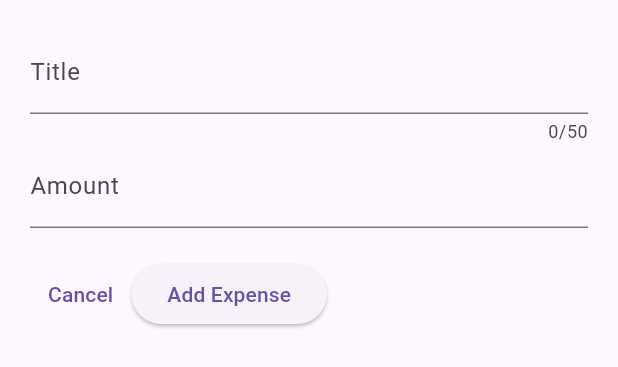
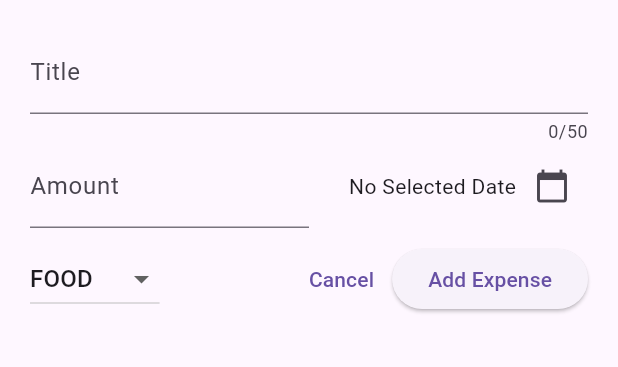
Before and after one commit to bcondefoodics/my_expense_tracker, a Flutter app: the NewExpense widget shown alone on an empty page, opened directly, on a phone screen of 412 x 824 dp. Shown: the top 367 px of the screen. Run offline on Flutter 3.47's test engine with Material 3 defaults, Android fonts, the phone set to English and light mode, and no system bars; missing offline and left inert: uuid_v4.

Commit message:
Update datepicker + dropdown category + dismis modal

```diff
--- a/lib/widgets/new_expense/new_expense.dart
+++ b/lib/widgets/new_expense/new_expense.dart
@@ -1,4 +1,10 @@
 import 'package:flutter/material.dart';
+
+import 'package:intl/intl.dart';
+import 'package:my_expense_tracker/models/expense_category.dart'
+    show ExpenseCategory;
+
+var formatter = DateFormat.yMd();
 
 class NewExpense extends StatefulWidget {
   const NewExpense({super.key});
@@ -10,8 +16,10 @@ class NewExpense extends StatefulWidget {
 }
 
 class _NewExpenseState extends State<NewExpense> {
-  var _titleController = TextEditingController();
-  var _amountController = TextEditingController();
+  final _titleController = TextEditingController();
+  final _amountController = TextEditingController();
+  ExpenseCategory _selectedCategory = ExpenseCategory.food;
+  DateTime? _selectedDate;
 
   @override
   void dispose() {
@@ -26,6 +34,27 @@ class _NewExpenseState extends State<NewExpense> {
     print(_amountController.text);
   }
 
+  void _presentDatePicker() {
+    final now = DateTime.now();
+    final firstDate = DateTime(now.year - 1);
+    final lastDate = DateTime(now.year + 1);
+
+    showDatePicker(
+      context: context,
+      initialDate: now,
+      firstDate: firstDate,
+      lastDate: lastDate,
+    ).then((selectedDate) {
+      if (selectedDate == null) {
+        return;
+      }
+      setState(() {
+        _selectedDate = selectedDate;
+      });
+      print(selectedDate);
+    });
+  }
+
   @override
   Widget build(BuildContext context) {
     return Padding(
@@ -37,7 +66,10 @@ class _NewExpenseState extends State<NewExpense> {
             maxLength: 50,
             decoration: InputDecoration(label: Text('Title')),
           ),
-          TextField(
+          Row(
+            children: [
+              Expanded(
+                child: TextField(
                   controller: _amountController,
                   keyboardType: TextInputType.number,
                   decoration: InputDecoration(
@@ -45,10 +77,55 @@ class _NewExpenseState extends State<NewExpense> {
                     label: Text('Amount'),
                   ),
                 ),
-          SizedBox(height: 20),
+              ),
+              Expanded(
+                child: Row(
+                  mainAxisAlignment: MainAxisAlignment.end,
+                  children: [
+                    Text(
+                      _selectedDate == null
+                          ? 'No Selected Date'
+                          : formatter.format(_selectedDate!),
+                    ),
+                    IconButton(
+                      onPressed: _presentDatePicker,
+                      icon: Icon(Icons.calendar_today),
+                    ),
+                  ],
+                ),
+              ),
+            ],
+          ),
+          SizedBox(height: 10),
           Row(
             children: [
-              TextButton(onPressed: () {}, child: Text("Cancel")),
+              DropdownButton(
+                value: _selectedCategory,
+                items:
+                    ExpenseCategory.values
+                        .map(
+                          (category) => DropdownMenuItem(
+                            value: category,
+                            child: Text(category.name.toUpperCase()),
+                          ),
+                        )
+                        .toList(),
+                onChanged: (value) {
+                  if (value == null) {
+                    return;
+                  }
+                  setState(() {
+                    _selectedCategory = value;
+                  });
+                },
+              ),
+              Spacer(),
+              TextButton(
+                onPressed: () {
+                  Navigator.pop(context);
+                },
+                child: Text("Cancel"),
+              ),
               ElevatedButton(
                 onPressed: _addExpense,
                 child: Text('Add Expense'),
```
Lines whose indentation alone changed are shown as unchanged.
